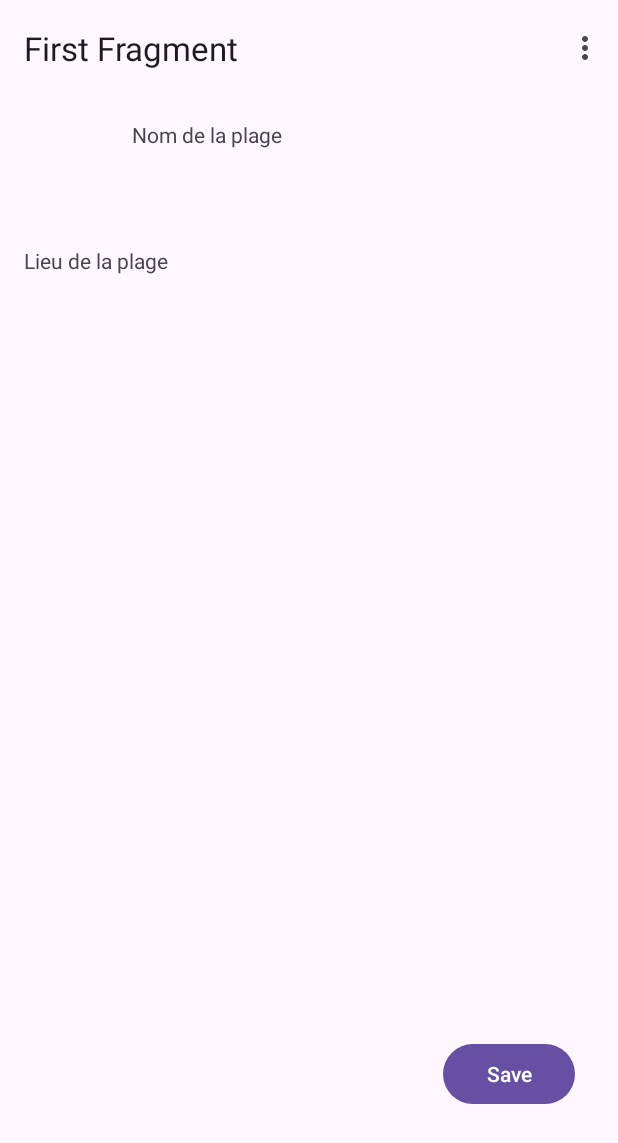
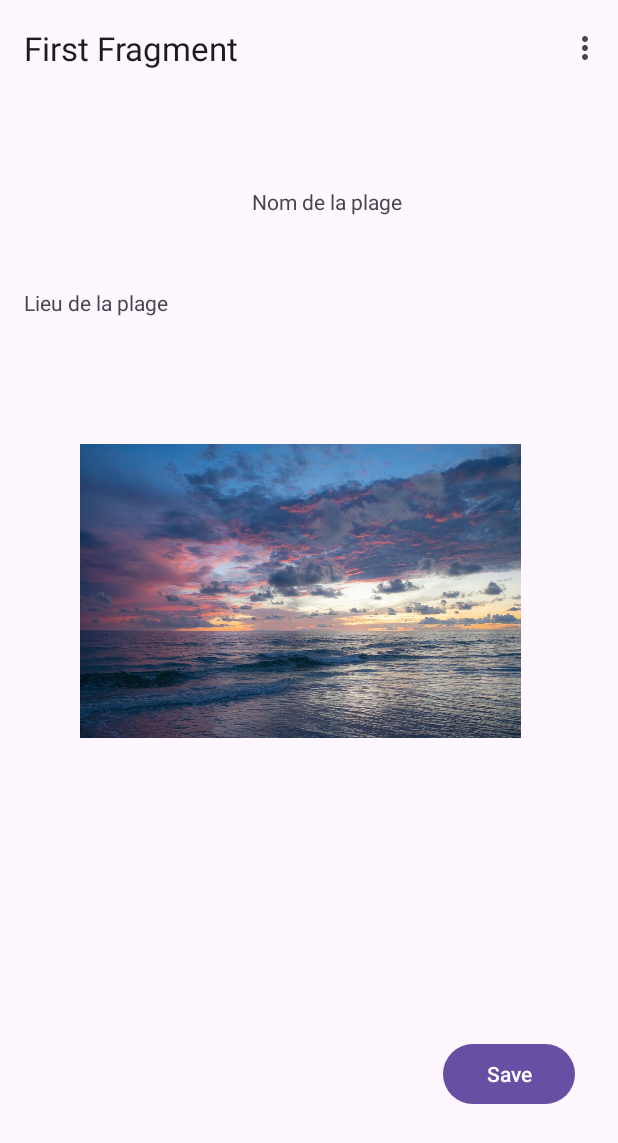
Before and after one commit to adatechschool/projet-collectif-mobile-front-oceanrider, an Android app: the screen it shows after launch (MainActivity), on a phone screen of 412 x 824 dp. Shown: the top 1143 px of the screen. Run offline under Robolectric (Android 15) with nearby library versions, the phone set to English and light mode, and no system bars; our stand-ins replace navigation-ui.

Commit message:
page spot faite

```diff
--- a/app/src/main/java/com/example/oceanrider/MainActivity.kt
+++ b/app/src/main/java/com/example/oceanrider/MainActivity.kt
@@ -28,6 +28,7 @@ class MainActivity : AppCompatActivity() {
         appBarConfiguration = AppBarConfiguration(navController.graph)
         setupActionBarWithNavController(navController, appBarConfiguration)
 
+        // pour avoir une snackbar au click de l'icone mail
 //        binding.fab.setOnClickListener { view ->
 //            Snackbar.make(view, "Replace with your own action", Snackbar.LENGTH_LONG)
 //                    .setAction("Action", null)
--- a/app/src/main/res/layout/activity_main.xml
+++ b/app/src/main/res/layout/activity_main.xml
@@ -17,6 +17,7 @@
             android:layout_width="match_parent"
             android:layout_height="?attr/actionBarSize" />
 
+
     </com.google.android.material.appbar.AppBarLayout>
 
     <include layout="@layout/content_main" />
--- a/app/src/main/res/layout/fragment_first.xml
+++ b/app/src/main/res/layout/fragment_first.xml
@@ -26,8 +26,8 @@
             android:id="@+id/textview_first"
             android:layout_width="wrap_content"
             android:layout_height="wrap_content"
-            android:layout_marginEnd="208dp"
-            android:layout_marginBottom="708dp"
+            android:layout_marginEnd="128dp"
+            android:layout_marginBottom="596dp"
             android:text="@string/name"
             app:layout_constraintBottom_toBottomOf="parent"
             app:layout_constraintEnd_toEndOf="parent" />
@@ -36,11 +36,22 @@
             android:id="@+id/textView4"
             android:layout_width="wrap_content"
             android:layout_height="wrap_content"
-            android:layout_marginTop="84dp"
+            android:layout_marginTop="112dp"
             android:text="@string/place"
             app:layout_constraintTop_toTopOf="parent"
             tools:ignore="MissingConstraints"
-            tools:layout_editor_absoluteX="-1dp" />
+            tools:layout_editor_absoluteX="16dp" />
+
+        <ImageView
+            android:id="@+id/imageView7"
+            android:layout_width="368dp"
+            android:layout_height="196dp"
+            android:layout_marginBottom="248dp"
+            android:src="@drawable/sunrise_5084755_1280"
+            app:layout_constraintBottom_toBottomOf="parent"
+            tools:ignore="MissingConstraints"
+            tools:layout_editor_absoluteX="-3dp"
+            android:contentDescription="@string/alt" />
 
 
     </androidx.constraintlayout.widget.ConstraintLayout>
```
Lines whose indentation alone changed are shown as unchanged.
